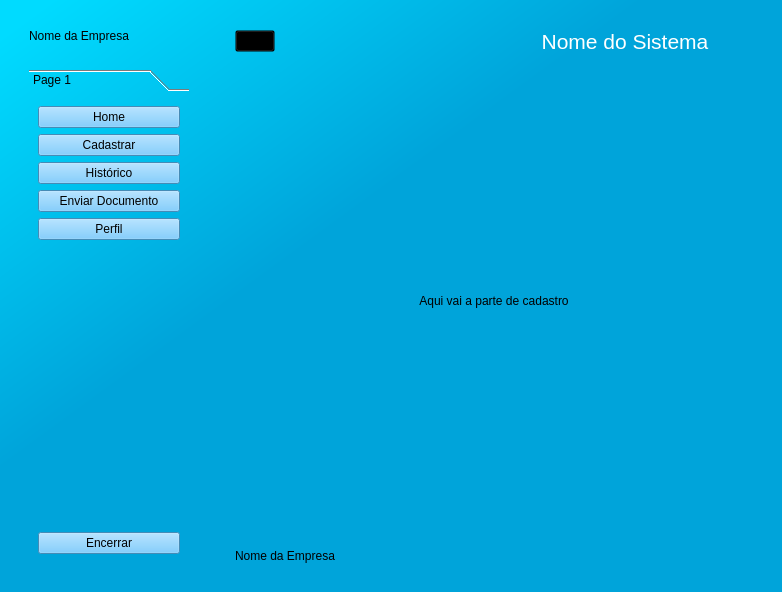
The window that infra/ui/sistema.ui (F-moreno/projeto-final-ciclo1) describes before a commit, drawn with Qt 5.
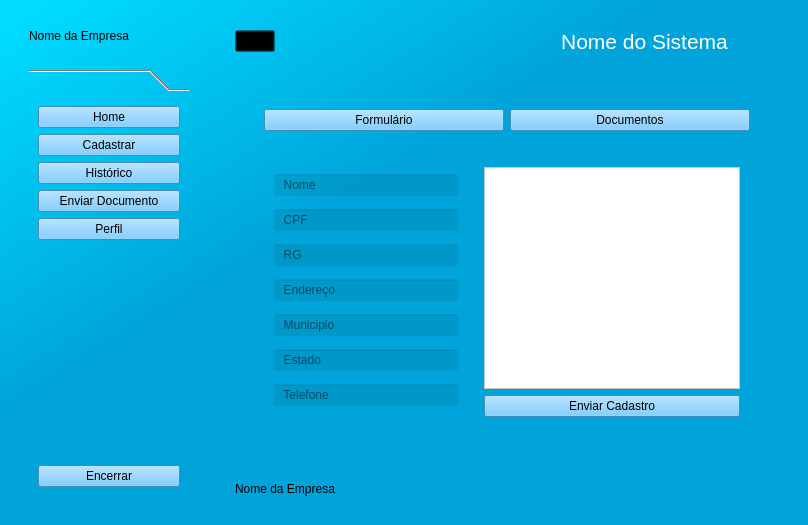
The same window after the commit. The open tabs and pages were chosen to show the change. Icons and pictures are not drawn.

Commit message: versão inicial da pagina de cadastro e correções

The edit to the form file:
```diff
--- a/infra/ui/sistema.ui
+++ b/infra/ui/sistema.ui
@@ -6,8 +6,8 @@
    <rect>
     <x>0</x>
     <y>0</y>
-    <width>782</width>
-    <height>592</height>
+    <width>808</width>
+    <height>525</height>
    </rect>
   </property>
   <property name="windowTitle">
@@ -75,11 +75,11 @@
                <x>0</x>
                <y>0</y>
                <width>160</width>
-               <height>468</height>
+               <height>401</height>
               </rect>
              </property>
              <attribute name="label">
-              <string>Page 1</string>
+              <string/>
              </attribute>
              <layout class="QVBoxLayout" name="verticalLayout_4">
               <item>
@@ -348,18 +348,220 @@
              <layout class="QVBoxLayout" name="verticalLayout_6">
               <item>
                <widget class="QFrame" name="frame_9">
+                <property name="styleSheet">
+                 <string notr="true">background:transparent;</string>
+                </property>
                 <property name="frameShape">
                  <enum>QFrame::StyledPanel</enum>
                 </property>
                 <property name="frameShadow">
                  <enum>QFrame::Raised</enum>
                 </property>
-                <layout class="QHBoxLayout" name="horizontalLayout_5">
+                <layout class="QVBoxLayout" name="verticalLayout_16">
                  <item>
-                  <widget class="QLabel" name="label_5">
-                   <property name="text">
-                    <string>&lt;html&gt;&lt;head/&gt;&lt;body&gt;&lt;p align=&quot;center&quot;&gt;Aqui vai a parte de cadastro&lt;/p&gt;&lt;/body&gt;&lt;/html&gt;</string>
+                  <widget class="QFrame" name="frame_11">
+                   <property name="frameShape">
+                    <enum>QFrame::StyledPanel</enum>
                    </property>
+                   <property name="frameShadow">
+                    <enum>QFrame::Raised</enum>
+                   </property>
+                   <layout class="QHBoxLayout" name="horizontalLayout_5">
+                    <item>
+                     <widget class="QPushButton" name="pushButton">
+                      <property name="styleSheet">
+                       <string notr="true">
+QPushButton:hover{
+	color: rgb(255, 255, 255);
+	
+	background-color: rgb(0, 170, 255);
+}
+QPushButton {
+	
+	background-color: rgb(96, 194, 255);
+}
+</string>
+                      </property>
+                      <property name="text">
+                       <string>Formulário</string>
+                      </property>
+                     </widget>
+                    </item>
+                    <item>
+                     <widget class="QPushButton" name="pushButton_2">
+                      <property name="styleSheet">
+                       <string notr="true">
+QPushButton:hover{
+	color: rgb(255, 255, 255);
+	
+	background-color: rgb(0, 170, 255);
+}
+QPushButton {
+	
+	background-color: rgb(96, 194, 255);
+}
+</string>
+                      </property>
+                      <property name="text">
+                       <string>Documentos</string>
+                      </property>
+                     </widget>
+                    </item>
+                   </layout>
+                  </widget>
+                 </item>
+                 <item>
+                  <widget class="QFrame" name="frame_12">
+                   <property name="sizePolicy">
+                    <sizepolicy hsizetype="Preferred" vsizetype="Expanding">
+                     <horstretch>0</horstretch>
+                     <verstretch>0</verstretch>
+                    </sizepolicy>
+                   </property>
+                   <property name="styleSheet">
+                    <string notr="true">background:transparent;</string>
+                   </property>
+                   <property name="frameShape">
+                    <enum>QFrame::StyledPanel</enum>
+                   </property>
+                   <property name="frameShadow">
+                    <enum>QFrame::Raised</enum>
+                   </property>
+                   <layout class="QHBoxLayout" name="horizontalLayout_9">
+                    <item>
+                     <widget class="QFrame" name="frame_13">
+                      <property name="styleSheet">
+                       <string notr="true">background:transparent;</string>
+                      </property>
+                      <property name="frameShape">
+                       <enum>QFrame::StyledPanel</enum>
+                      </property>
+                      <property name="frameShadow">
+                       <enum>QFrame::Raised</enum>
+                      </property>
+                      <layout class="QVBoxLayout" name="verticalLayout_18">
+                       <item>
+                        <widget class="QLineEdit" name="txt_cadastro_nome">
+                         <property name="styleSheet">
+                          <string notr="true">background-color: rgba(0, 0, 0, 20);</string>
+                         </property>
+                         <property name="placeholderText">
+                          <string>  Nome</string>
+                         </property>
+                        </widget>
+                       </item>
+                       <item>
+                        <widget class="QLineEdit" name="txt_cadastro_cpf">
+                         <property name="styleSheet">
+                          <string notr="true">background-color: rgba(0, 0, 0, 20);</string>
+                         </property>
+                         <property name="placeholderText">
+                          <string>  CPF</string>
+                         </property>
+                        </widget>
+                       </item>
+                       <item>
+                        <widget class="QLineEdit" name="txt_cadastro_rg">
+                         <property name="styleSheet">
+                          <string notr="true">background-color: rgba(0, 0, 0, 20);</string>
+                         </property>
+                         <property name="placeholderText">
+                          <string>  RG</string>
+                         </property>
+                        </widget>
+                       </item>
+                       <item>
+                        <widget class="QLineEdit" name="txt_cadastro_endereco">
+                         <property name="styleSheet">
+                          <string notr="true">background-color: rgba(0, 0, 0, 20);</string>
+                         </property>
+                         <property name="placeholderText">
+                          <string>  Endereço</string>
+                         </property>
+                        </widget>
+                       </item>
+                       <item>
+                        <widget class="QLineEdit" name="txt_cadastro_municipio">
+                         <property name="styleSheet">
+                          <string notr="true">background-color: rgba(0, 0, 0, 20);</string>
+                         </property>
+                         <property name="placeholderText">
+                          <string>  Municipio</string>
+                         </property>
+                        </widget>
+                       </item>
+                       <item>
+                        <widget class="QLineEdit" name="txt_cadastro_estado">
+                         <property name="styleSheet">
+                          <string notr="true">background-color: rgba(0, 0, 0, 20);</string>
+                         </property>
+                         <property name="placeholderText">
+                          <string>  Estado</string>
+                         </property>
+                        </widget>
+                       </item>
+                       <item>
+                        <widget class="QLineEdit" name="txt_cadastro_telefone">
+                         <property name="styleSheet">
+                          <string notr="true">background-color: rgba(0, 0, 0, 20);</string>
+                         </property>
+                         <property name="placeholderText">
+                          <string>  Telefone</string>
+                         </property>
+                        </widget>
+                       </item>
+                      </layout>
+                     </widget>
+                    </item>
+                    <item>
+                     <widget class="QFrame" name="frame_14">
+                      <property name="sizePolicy">
+                       <sizepolicy hsizetype="Preferred" vsizetype="Expanding">
+                        <horstretch>0</horstretch>
+                        <verstretch>0</verstretch>
+                       </sizepolicy>
+                      </property>
+                      <property name="styleSheet">
+                       <string notr="true">background:transparent;</string>
+                      </property>
+                      <property name="frameShape">
+                       <enum>QFrame::StyledPanel</enum>
+                      </property>
+                      <property name="frameShadow">
+                       <enum>QFrame::Raised</enum>
+                      </property>
+                      <layout class="QVBoxLayout" name="verticalLayout_17">
+                       <item>
+                        <widget class="QListView" name="lista_documentos_cadastro">
+                         <property name="styleSheet">
+                          <string notr="true">background-color: rgb(255, 255, 255);</string>
+                         </property>
+                        </widget>
+                       </item>
+                       <item>
+                        <widget class="QPushButton" name="btn_cadastro_enviar">
+                         <property name="styleSheet">
+                          <string notr="true">
+QPushButton:hover{
+	color: rgb(255, 255, 255);
+	
+	background-color: rgb(0, 170, 255);
+}
+QPushButton {
+	
+	background-color: rgb(96, 194, 255);
+}
+</string>
+                         </property>
+                         <property name="text">
+                          <string>Enviar Cadastro</string>
+                         </property>
+                        </widget>
+                       </item>
+                      </layout>
+                     </widget>
+                    </item>
+                   </layout>
                   </widget>
                  </item>
                 </layout>
```
Left out of the diff: 6 changed lines with no effect on the pictures. The commit also changes 2 other files.
